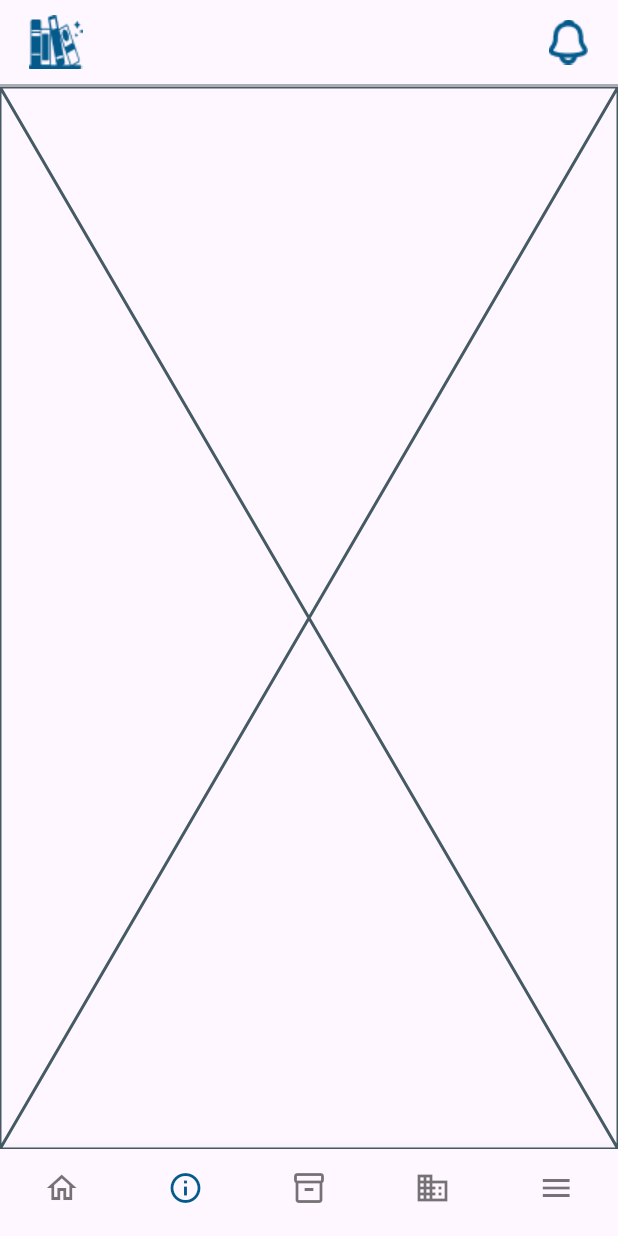
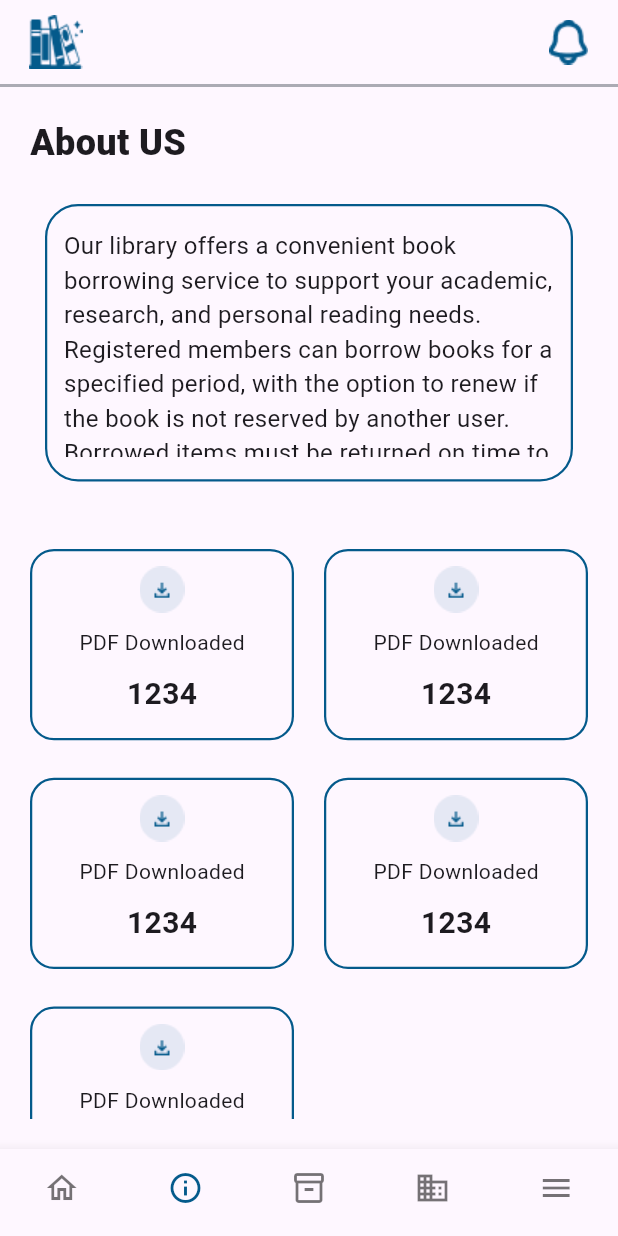
Before and after one commit to esraamahmoud7/Library_App, a Flutter app: the NavigatorControl screen opened by its route, item 2 of the bottom bar chosen, on a phone screen of 412 x 824 dp. Run offline on Flutter 3.47's test engine with Material 3 defaults, Android fonts, the phone set to English and light mode, and no system bars; our stand-ins replace bloc, go_router.

Commit message:
about us screen was finished

```diff
--- a/lib/core/AppData/Info.dart
+++ b/lib/core/AppData/Info.dart
@@ -1,3 +1,5 @@
 class AppInfo{
   static final String bookServiceInfo = "Our library offers a convenient book borrowing service to support your academic, research, and personal reading needs. Registered members can borrow books for a specified period, with the option to renew if the book is not reserved by another user. Borrowed items must be returned on time to ensure availability for all members. This service is designed to make our resources more accessible and encourage continuous learning";
+  static final String aboutUs = "Our library offers a convenient book borrowing service to support your academic, research, and personal reading needs. Registered members can borrow books for a specified period, with the option to renew if the book is not reserved by another user. Borrowed items must be returned on time to ensure availability for all members. This service is designed to make our resources more accessible and encourage continuous learning";
+
 }
--- a/lib/features/Services/borrowBooks/UI/widgets/customBookServiceInfo.dart
+++ b/lib/core/widgets/ServiceInfo.dart
@@ -1,14 +1,18 @@
 import 'package:flutter/material.dart';
 
-import '../../../../../core/AppData/Info.dart';
-import '../../../../../core/colors/AppColors.dart';
-import '../../../../../core/theme/appTheme.dart';
+import '../AppData/Info.dart';
+import '../colors/AppColors.dart';
+import '../theme/appTheme.dart';
 
 
-class bookBorrowInfo extends StatelessWidget {
-  const bookBorrowInfo({
-    super.key,
+class ServiceInfo extends StatelessWidget {
+  const ServiceInfo({
+    super.key, required this.info,
   });
+
+  final String info;
+
+
 
   @override
   Widget build(BuildContext context) {
@@ -22,11 +26,11 @@ class bookBorrowInfo extends StatelessWidget {
           borderRadius: BorderRadius.circular(22),
           border: Border.all(
             color: AppColors.primaryColor,   // border color
-            width: 1,           // border thickness
+            width: 1.5,           // border thickness
           ),
         ),
         child: SingleChildScrollView(
-          child: Text(AppInfo.bookServiceInfo,
+          child: Text(info,
             style: AppStyles.textStyle16,
           ),
         ),
--- /dev/null
+++ b/lib/features/Services/About Us/UI/info.dart
@@ -0,0 +1,61 @@
+import 'package:flutter/material.dart';
+import 'package:library_app/core/AppData/Info.dart';
+import 'package:library_app/features/Services/About%20Us/UI/widgets/ResourcesGridView.dart';
+import 'package:library_app/features/Services/About%20Us/data/models/resources.dart';
+
+import '../../../../core/colors/AppColors.dart';
+import '../../../../core/theme/appTheme.dart';
+import '../../../../core/widgets/ServiceInfo.dart';
+
+class InfoPage extends StatelessWidget {
+  const InfoPage({super.key});
+
+  @override
+  Widget build(BuildContext context) {
+    return Padding(
+      padding: const EdgeInsets.symmetric(horizontal: 20,vertical: 20),
+      child: ListView(
+        children: [
+          Text("About US",
+            style: AppStyles.textStyle24.copyWith(
+                fontWeight: FontWeight.w800
+            ),
+          ),
+          SizedBox(height: 24,),
+          ServiceInfo(info: AppInfo.aboutUs,),
+          SizedBox(height: 45,),
+          ResourcesGridView(
+            resources: [
+              ResourceModel(
+                  image: "assets/images/aboutUsIcon.png",
+                  title: "PDF Downloaded",
+                  count: "1234"
+              ),
+              ResourceModel(
+                  image: "assets/images/aboutUsIcon.png",
+                  title: "PDF Downloaded",
+                  count: "1234"
+              ),
+              ResourceModel(
+                  image: "assets/images/aboutUsIcon.png",
+                  title: "PDF Downloaded",
+                  count: "1234"
+              ),
+              ResourceModel(
+                  image: "assets/images/aboutUsIcon.png",
+                  title: "PDF Downloaded",
+                  count: "1234"
+              ),
+              ResourceModel(
+                  image: "assets/images/aboutUsIcon.png",
+                  title: "PDF Downloaded",
+                  count: "1234"
+              )
+            ],
+          ),
+
+        ],
+      ),
+    );
+  }
+}
--- /dev/null
+++ b/lib/features/Services/About Us/UI/widgets/ResourceCard.dart
@@ -0,0 +1,44 @@
+import 'package:flutter/material.dart';
+import 'package:library_app/features/Services/About%20Us/data/models/resources.dart';
+
+import '../../../../../core/colors/AppColors.dart';
+import '../../../../../core/theme/appTheme.dart';
+
+
+class ResourcesBox extends StatelessWidget {
+  const ResourcesBox({
+    super.key, required this.resource,
+  });
+
+  final ResourceModel resource;
+
+  @override
+  Widget build(BuildContext context) {
+    return Container(
+      width: 142,
+      height: 130,
+      decoration: BoxDecoration(
+        borderRadius: BorderRadius.circular(16),
+        border: Border.all(
+          color: AppColors.primaryColor,   // border color
+          width: 1.5,           // border thickness
+        ),
+      ),
+      child: Padding(
+        padding: const EdgeInsets.symmetric(horizontal: 17,vertical: 10),
+        child: Column(
+          children: [
+            Image.asset(resource.image),
+            SizedBox(height: 10,),
+            Text(resource.title),
+            SizedBox(height: 10,),
+            Text(resource.count,
+              style: AppStyles.textStyle20.copyWith(fontWeight: FontWeight.bold),),
+
+
+          ],
+        ),
+      ),
+    );
+  }
+}
--- /dev/null
+++ b/lib/features/Services/About Us/UI/widgets/ResourcesGridView.dart
@@ -0,0 +1,31 @@
+import 'package:flutter/material.dart';
+import 'package:library_app/features/Services/About%20Us/data/models/resources.dart';
+import 'ResourceCard.dart';
+
+
+class ResourcesGridView extends StatelessWidget {
+  const ResourcesGridView({
+    super.key, required this.resources,
+  });
+
+  final List<ResourceModel> resources ;
+
+  @override
+  Widget build(BuildContext context) {
+    return GridView.builder(
+        shrinkWrap: true,
+        physics: NeverScrollableScrollPhysics(),
+        itemCount: resources.length,
+        gridDelegate: const SliverGridDelegateWithFixedCrossAxisCount(
+          crossAxisCount: 2,
+          crossAxisSpacing: 20,
+          mainAxisSpacing: 25,
+          childAspectRatio: 1.38,
+        ),
+        itemBuilder: (context,index)
+        {
+          return ResourcesBox(resource: resources[index],);
+        }
+    );
+  }
+}
--- /dev/null
+++ b/lib/features/Services/About Us/data/models/resources.dart
@@ -0,0 +1,17 @@
+class ResourceModel
+{
+  final String image;
+  final String title;
+  final String count;
+
+  ResourceModel({required this.image, required this.title , required this.count});
+
+  // factory constructor
+  factory ResourceModel.fromJson(Map<String, dynamic> json) {
+    return ResourceModel(
+      image: '',
+      title: '',
+      count: '',
+    );
+  }
+}
--- a/lib/features/Services/borrowBooks/UI/borrowBookScreen.dart
+++ b/lib/features/Services/borrowBooks/UI/borrowBookScreen.dart
@@ -1,9 +1,10 @@
 import 'package:flutter/material.dart';
 import 'package:library_app/features/Services/borrowBooks/UI/widgets/PDFsListView.dart';
 import 'package:library_app/features/Services/borrowBooks/UI/widgets/RequestBox.dart';
-import 'package:library_app/features/Services/borrowBooks/UI/widgets/customBookServiceInfo.dart';
 import 'package:library_app/features/Services/borrowBooks/UI/widgets/linksListView.dart';
+import '../../../../core/AppData/Info.dart';
 import '../../../../core/theme/appTheme.dart';
+import '../../../../core/widgets/ServiceInfo.dart';
 
 class BorrowBooksView extends StatelessWidget {
   const BorrowBooksView({super.key, required this.onBack});
@@ -30,7 +31,7 @@ class BorrowBooksView extends StatelessWidget {
             ],
           ),
           SizedBox(height: 24,),
-          bookBorrowInfo(),
+          ServiceInfo(info: AppInfo.bookServiceInfo,),
           SizedBox(height: 32,),
           RequestBox(
             question: "How to request books ?",
--- a/lib/features/welcome/UI/NavigatorControl.dart
+++ b/lib/features/welcome/UI/NavigatorControl.dart
@@ -3,7 +3,7 @@ import 'package:library_app/core/colors/AppColors.dart';
 import 'package:library_app/features/welcome/UI/HomeView.dart';
 import 'package:library_app/features/welcome/UI/widgets/customAppBar.dart';
 //47
-import 'info.dart';
+import '../../Services/About Us/UI/info.dart';
 
 class NavigatorControl extends StatefulWidget {
   const NavigatorControl({super.key});
--- a/lib/features/welcome/UI/info.dart
+++ /dev/null
@@ -1,10 +0,0 @@
-import 'package:flutter/material.dart';
-
-class InfoPage extends StatelessWidget {
-  const InfoPage({super.key});
-
-  @override
-  Widget build(BuildContext context) {
-    return const Placeholder();
-  }
-}
```
Also changed, not shown: assets/images/aboutUsIcon.png (added).
